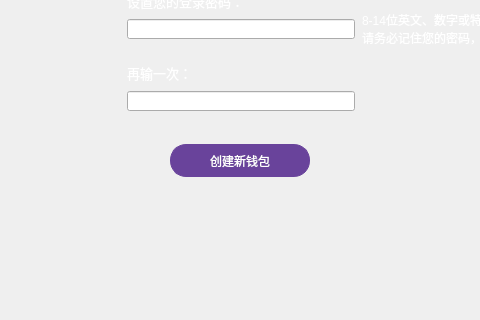
Qt form firstlogin.ui (realm520/gdwcoin) before a commit; both pictures show x 240 to 720 and y 176 to 496 of the 960 by 580 pixel window.
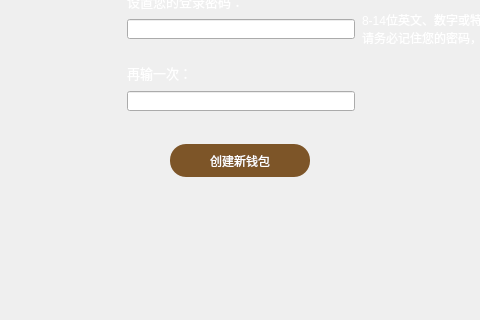
The same form after that commit.

The edit to the form file:
```diff
--- a/firstlogin.ui
+++ b/firstlogin.ui
@@ -123,8 +123,9 @@
     <enum>Qt::NoFocus</enum>
    </property>
    <property name="styleSheet">
-    <string notr="true">color:white;border:1px solid  rgb(105,67,155);border-radius:16px;
-background-color: rgb(105,67,155);</string>
+    <string notr="true">QToolButton{background-color:rgb(125,85,40);color:#ffffff;border:none;border-radius:16px;}
+QToolButton:hover{background-color:rgb(185,150,85);}
+QToolButton:disabled{background-color:#cecece;}</string>
    </property>
    <property name="text">
     <string>创建新钱包</string>
```
